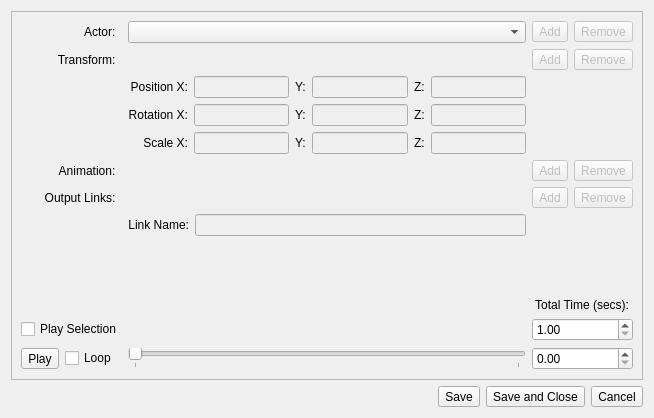
Before: the Qt Designer form delta3d/utilities/STAGE/plugins/STDirectorCinematicEditor/cinematiceditor.ui in delta3d/delta3d, drawn with Qt 5.
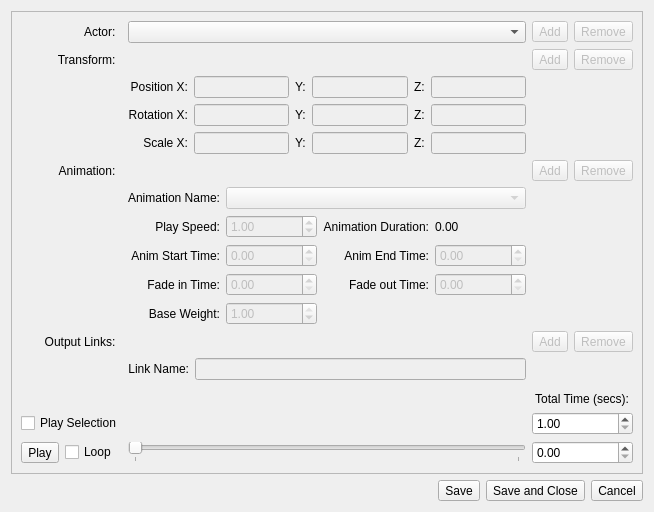
After: the same form once the commit is applied. Custom widgets are drawn as their Qt base class.

Commit message: DirectorCinematicEditor: You can now play skeletal animations in your cinematic.

What changed in the file:
```diff
--- a/delta3d/utilities/STAGE/plugins/STDirectorCinematicEditor/cinematiceditor.ui
+++ b/delta3d/utilities/STAGE/plugins/STDirectorCinematicEditor/cinematiceditor.ui
@@ -10,7 +10,7 @@
     <x>0</x>
     <y>0</y>
     <width>654</width>
-    <height>418</height>
+    <height>464</height>
    </rect>
   </property>
   <property name="mouseTracking">
@@ -34,7 +34,7 @@
         <enum>QFrame::Raised</enum>
        </property>
        <layout class="QGridLayout" name="gridLayout">
-        <item row="9" column="4">
+        <item row="10" column="4">
          <widget class="EventTrackWidget" name="mSelectionTrack" native="true">
           <property name="minimumSize">
            <size>
@@ -57,21 +57,21 @@
           </property>
          </widget>
         </item>
-        <item row="10" column="1">
+        <item row="11" column="1">
          <widget class="QToolButton" name="mPlayButton">
           <property name="text">
            <string>Play</string>
           </property>
          </widget>
         </item>
-        <item row="10" column="2">
+        <item row="11" column="2">
          <widget class="QCheckBox" name="mLoopFlag">
           <property name="text">
            <string>Loop</string>
           </property>
          </widget>
         </item>
-        <item row="9" column="1" colspan="2">
+        <item row="10" column="1" colspan="2">
          <widget class="QCheckBox" name="mPlaySelectionFlag">
           <property name="text">
            <string>Play Selection</string>
@@ -94,7 +94,7 @@
           </property>
          </widget>
         </item>
-        <item row="10" column="4">
+        <item row="11" column="4">
          <widget class="QSlider" name="mTimeSlider">
           <property name="minimumSize">
            <size>
@@ -226,7 +226,7 @@
           </property>
          </widget>
         </item>
-        <item row="7" column="4">
+        <item row="8" column="4">
          <spacer name="verticalSpacer">
           <property name="orientation">
            <enum>Qt::Vertical</enum>
@@ -239,7 +239,7 @@
           </property>
          </spacer>
         </item>
-        <item row="8" column="6" colspan="2">
+        <item row="9" column="6" colspan="2">
          <widget class="QLabel" name="label">
           <property name="sizePolicy">
            <sizepolicy hsizetype="Preferred" vsizetype="Fixed">
@@ -465,7 +465,7 @@
           </item>
          </layout>
         </item>
-        <item row="5" column="1" colspan="2">
+        <item row="6" column="1" colspan="2">
          <widget class="QLabel" name="label_14">
           <property name="text">
            <string>Output Links:  </string>
@@ -475,7 +475,7 @@
           </property>
          </widget>
         </item>
-        <item row="5" column="4">
+        <item row="6" column="4">
          <widget class="EventTrackWidget" name="mOutputTrack" native="true">
           <property name="enabled">
            <bool>true</bool>
@@ -488,7 +488,7 @@
           </property>
          </widget>
         </item>
-        <item row="5" column="6">
+        <item row="6" column="6">
          <widget class="QToolButton" name="mAddOutputButton">
           <property name="enabled">
            <bool>false</bool>
@@ -498,7 +498,7 @@
           </property>
          </widget>
         </item>
-        <item row="5" column="7">
+        <item row="6" column="7">
          <widget class="QToolButton" name="mRemoveOutputButton">
           <property name="enabled">
            <bool>false</bool>
@@ -508,7 +508,7 @@
           </property>
          </widget>
         </item>
-        <item row="6" column="4">
+        <item row="7" column="4">
          <layout class="QGridLayout" name="gridLayout_3">
           <item row="0" column="0">
            <widget class="QLabel" name="label_15">
@@ -529,7 +529,7 @@
           </item>
          </layout>
         </item>
-        <item row="9" column="6" colspan="2">
+        <item row="10" column="6" colspan="2">
          <widget class="QDoubleSpinBox" name="mTotalTimeEdit">
           <property name="alignment">
            <set>Qt::AlignLeading|Qt::AlignLeft|Qt::AlignVCenter</set>
@@ -551,7 +551,7 @@
           </property>
          </widget>
         </item>
-        <item row="10" column="6" colspan="2">
+        <item row="11" column="6" colspan="2">
          <widget class="QDoubleSpinBox" name="mCurrentTimeEdit">
           <property name="maximum">
            <double>1000.000000000000000</double>
@@ -561,6 +561,176 @@
           </property>
          </widget>
         </item>
+        <item row="5" column="4">
+         <layout class="QGridLayout" name="gridLayout_4">
+          <item row="0" column="0">
+           <widget class="QLabel" name="label_16">
+            <property name="text">
+             <string>Animation Name:</string>
+            </property>
+            <property name="alignment">
+             <set>Qt::AlignRight|Qt::AlignTrailing|Qt::AlignVCenter</set>
+            </property>
+           </widget>
+          </item>
+          <item row="0" column="1" colspan="3">
+           <widget class="QComboBox" name="mAnimationCombo">
+            <property name="enabled">
+             <bool>false</bool>
+            </property>
+           </widget>
+          </item>
+          <item row="3" column="0">
+           <widget class="QLabel" name="label_17">
+            <property name="text">
+             <string>Fade in Time:</string>
+            </property>
+            <property name="alignment">
+             <set>Qt::AlignRight|Qt::AlignTrailing|Qt::AlignVCenter</set>
+            </property>
+           </widget>
+          </item>
+          <item row="3" column="1">
+           <widget class="QDoubleSpinBox" name="mAnimationFadeInTimeEdit">
+            <property name="enabled">
+             <bool>false</bool>
+            </property>
+            <property name="singleStep">
+             <double>0.010000000000000</double>
+            </property>
+           </widget>
+          </item>
+          <item row="3" column="2">
+           <widget class="QLabel" name="label_18">
+            <property name="text">
+             <string>Fade out Time:</string>
+            </property>
+            <property name="alignment">
+             <set>Qt::AlignRight|Qt::AlignTrailing|Qt::AlignVCenter</set>
+            </property>
+           </widget>
+          </item>
+          <item row="3" column="3">
+           <widget class="QDoubleSpinBox" name="mAnimationFadeOutTimeEdit">
+            <property name="enabled">
+             <bool>false</bool>
+            </property>
+            <property name="singleStep">
+             <double>0.010000000000000</double>
+            </property>
+           </widget>
+          </item>
+          <item row="2" column="0">
+           <widget class="QLabel" name="label_19">
+            <property name="text">
+             <string>Anim Start Time:</string>
+            </property>
+            <property name="alignment">
+             <set>Qt::AlignRight|Qt::AlignTrailing|Qt::AlignVCenter</set>
+            </property>
+           </widget>
+          </item>
+          <item row="2" column="1">
+           <widget class="QDoubleSpinBox" name="mAnimationStartTimeEdit">
+            <property name="enabled">
+             <bool>false</bool>
+            </property>
+            <property name="singleStep">
+             <double>0.010000000000000</double>
+            </property>
+           </widget>
+          </item>
+          <item row="2" column="3">
+           <widget class="QDoubleSpinBox" name="mAnimationEndTimeEdit">
+            <property name="enabled">
+             <bool>false</bool>
+            </property>
+            <property name="singleStep">
+             <double>0.010000000000000</double>
+            </property>
+           </widget>
+          </item>
+          <item row="2" column="2">
+           <widget class="QLabel" name="label_20">
+            <property name="text">
+             <string>Anim End Time:</string>
+            </property>
+            <property name="alignment">
+             <set>Qt::AlignRight|Qt::AlignTrailing|Qt::AlignVCenter</set>
+            </property>
+           </widget>
+          </item>
+          <item row="1" column="1">
+           <widget class="QDoubleSpinBox" name="mAnimationSpeedEdit">
+            <property name="enabled">
+             <bool>false</bool>
+            </property>
+            <property name="minimum">
+             <double>0.010000000000000</double>
+            </property>
+            <property name="singleStep">
+             <double>0.010000000000000</double>
+            </property>
+            <property name="value">
+             <double>1.000000000000000</double>
+            </property>
+           </widget>
+          </item>
+          <item row="1" column="0">
+           <widget class="QLabel" name="label_21">
+            <property name="text">
+             <string>Play Speed:</string>
+            </property>
+            <property name="alignment">
+             <set>Qt::AlignRight|Qt::AlignTrailing|Qt::AlignVCenter</set>
+            </property>
+           </widget>
+          </item>
+          <item row="1" column="2">
+           <widget class="QLabel" name="label_22">
+            <property name="text">
+             <string>Animation Duration:</string>
+            </property>
+            <property name="alignment">
+             <set>Qt::AlignRight|Qt::AlignTrailing|Qt::AlignVCenter</set>
+            </property>
+           </widget>
+          </item>
+          <item row="1" column="3">
+           <widget class="QLabel" name="mAnimationDurationText">
+            <property name="text">
+             <string>0.00</string>
+            </property>
+           </widget>
+          </item>
+          <item row="4" column="0">
+           <widget class="QLabel" name="label_23">
+            <property name="text">
+             <string>Base Weight:</string>
+            </property>
+            <property name="alignment">
+             <set>Qt::AlignRight|Qt::AlignTrailing|Qt::AlignVCenter</set>
+            </property>
+           </widget>
+          </item>
+          <item row="4" column="1">
+           <widget class="QDoubleSpinBox" name="mAnimationWeightEdit">
+            <property name="enabled">
+             <bool>false</bool>
+            </property>
+            <property name="maximum">
+             <double>1.000000000000000</double>
+            </property>
+            <property name="singleStep">
+             <double>0.010000000000000</double>
+            </property>
+            <property name="value">
+             <double>1.000000000000000</double>
+            </property>
+           </widget>
+          </item>
+         </layout>
+        </item>
        </layout>
       </widget>
      </item>
```
The commit also changes 7 other files.
